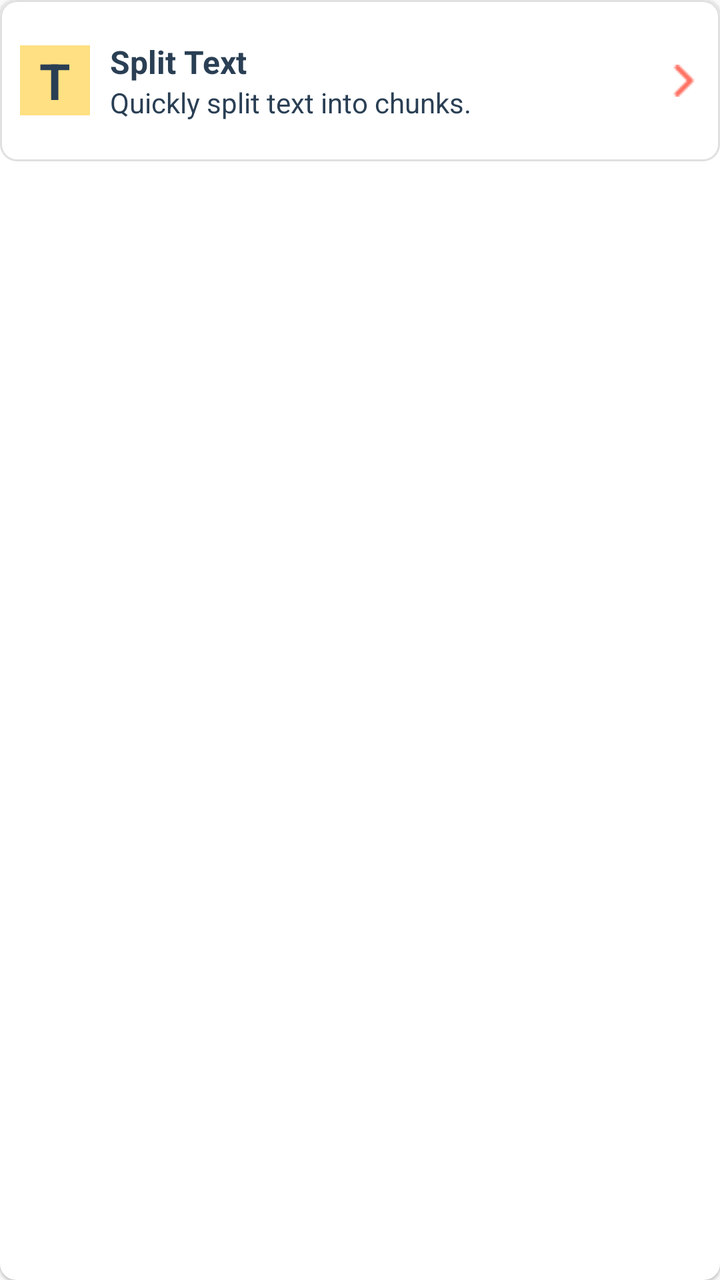
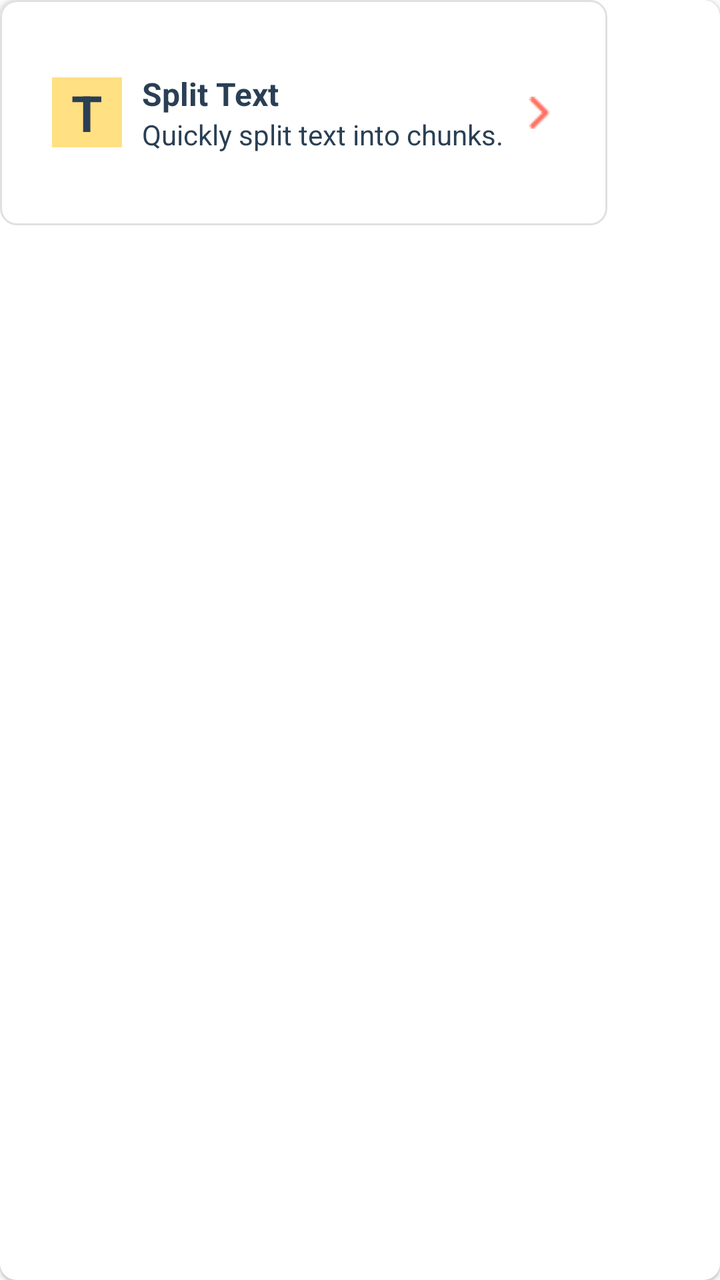

Screens rendered from an Android XML layout before and after an edit, with the pre-edit source and the edit as a unified diff.
<!-- AndroidManifest.xml: application theme Theme.PhraseFlow -->
<!-- res/layout/item_text_tool.xml -->
<?xml version="1.0" encoding="utf-8"?>
<LinearLayout xmlns:android="http://schemas.android.com/apk/res/android"
    xmlns:app="http://schemas.android.com/apk/res-auto"
    xmlns:tools="http://schemas.android.com/tools"
    android:layout_width="match_parent"
    android:layout_height="wrap_content"
    android:gravity="center"
    android:orientation="vertical">

    <androidx.cardview.widget.CardView
        android:layout_width="match_parent"
        android:layout_height="match_parent"
        app:cardCornerRadius="8dp"
        app:cardElevation="1dp">

        <LinearLayout
            android:id="@+id/linearLayout"
            android:layout_width="match_parent"
            android:layout_height="wrap_content"
            android:background="@drawable/bg_plan_selector"
            android:gravity="center"
            android:orientation="horizontal"
            android:padding="10dp">

            <TextView
                android:id="@+id/textViewIcon"
                android:layout_width="35dp"
                android:layout_height="35dp"
                android:background="@color/c5"
                android:gravity="center"
                android:text="T"
                android:textColor="@color/c4"
                android:textSize="25dp"
                android:textStyle="bold" />

            <LinearLayout
                android:layout_width="wrap_content"
                android:layout_height="wrap_content"
                android:layout_margin="10dp"
                android:layout_weight="1"
                android:orientation="vertical">

                <TextView
                    android:id="@+id/textView"
                    android:layout_width="wrap_content"
                    android:layout_height="wrap_content"
                    android:gravity="left"
                    android:text="Split Text"
                    android:textColor="@color/c4"
                    android:textSize="16sp"
                    android:textStyle="bold" />

                <TextView
                    android:id="@+id/textView2"
                    android:layout_width="wrap_content"
                    android:layout_height="wrap_content"
                    android:gravity="left"
                    android:text="Quickly split text into chunks."
                    android:textColor="@color/c4" />
            </LinearLayout>

            <ImageView
                android:id="@+id/imageView8"
                android:layout_width="wrap_content"
                android:layout_height="wrap_content"
                app:srcCompat="@drawable/right_arrow" />

        </LinearLayout>
    </androidx.cardview.widget.CardView>

</LinearLayout>
<!-- resources referenced by this layout -->
<resources>
  <color name="c4">#2A3F54</color>
  <color name="c5">#FFE082</color>
  <!-- drawable bg_plan_selector (drawable) -->
  <?xml version="1.0" encoding="utf-8"?>
  <selector xmlns:android="http://schemas.android.com/apk/res/android">
  
  
      <item android:drawable="@drawable/bg_plan_selected" android:state_selected="true"/>
  
      <item android:drawable="@drawable/bg_plan_unselected" android:state_selected="false"/>
  
  </selector>
  <!-- drawable right_arrow: png bitmap (drawable, 334 bytes) -->
  <style name="Theme.PhraseFlow" parent="Base.Theme.PhraseFlow" />
  <!-- drawable bg_plan_selected (drawable) -->
  <?xml version="1.0" encoding="utf-8"?>
  <shape xmlns:android="http://schemas.android.com/apk/res/android"
      android:shape="rectangle">
  
      
      <solid android:color="@android:color/white" />
  
      
      <corners android:radius="8dp" />
  
      
      <stroke
          android:width="1dp"
          android:color="@color/c6" />
  
      
      <padding
          android:left="16dp"
          android:top="16dp"
          android:right="16dp"
          android:bottom="16dp" />
  </shape>
  <!-- drawable bg_plan_unselected (drawable) -->
  <?xml version="1.0" encoding="utf-8"?>
  <shape xmlns:android="http://schemas.android.com/apk/res/android"
      android:shape="rectangle">
  
      
      <solid android:color="@android:color/white" />
  
      
      <corners android:radius="8dp" />
  
      
      <stroke
          android:width="1dp"
          android:color="@color/c9" />
  
      
      <padding
          android:left="16dp"
          android:top="16dp"
          android:right="16dp"
          android:bottom="16dp" />
  </shape>
  <style name="Base.Theme.PhraseFlow" parent="Theme.AppCompat.Light.NoActionBar">
          
          
      </style>
  <color name="c6">#FF6F61</color>
  <color name="c9">#E0E0E0</color>
</resources>

<!-- the commit's change to res/layout/item_text_tool.xml (unified diff, before → after) -->
@@ -13,59 +13,67 @@
         app:cardCornerRadius="8dp"
         app:cardElevation="1dp">
 
-        <LinearLayout
-            android:id="@+id/linearLayout"
-            android:layout_width="match_parent"
+        <FrameLayout
+            android:layout_width="wrap_content"
             android:layout_height="wrap_content"
-            android:background="@drawable/bg_plan_selector"
-            android:gravity="center"
-            android:orientation="horizontal"
-            android:padding="10dp">
-
-            <TextView
-                android:id="@+id/textViewIcon"
-                android:layout_width="35dp"
-                android:layout_height="35dp"
-                android:background="@color/c5"
-                android:gravity="center"
-                android:text="T"
-                android:textColor="@color/c4"
-                android:textSize="25dp"
-                android:textStyle="bold" />
+            android:background="@drawable/bg_plan_selector">
 
             <LinearLayout
-                android:layout_width="wrap_content"
+                android:id="@+id/linearLayout"
+                android:layout_width="match_parent"
                 android:layout_height="wrap_content"
-                android:layout_margin="10dp"
-                android:layout_weight="1"
-                android:orientation="vertical">
+                android:background="?android:attr/selectableItemBackground"
+                android:gravity="center"
+                android:orientation="horizontal"
+                android:padding="10dp">
 
                 <TextView
-                    android:id="@+id/textView"
+                    android:id="@+id/textViewIcon"
+                    android:layout_width="35dp"
+                    android:layout_height="35dp"
+                    android:background="@color/c5"
+                    android:gravity="center"
+                    android:text="T"
+                    android:textColor="@color/c4"
+                    android:textSize="25dp"
+                    android:textStyle="bold" />
+
+                <LinearLayout
                     android:layout_width="wrap_content"
                     android:layout_height="wrap_content"
-                    android:gravity="left"
-                    android:text="Split Text"
-                    android:textColor="@color/c4"
-                    android:textSize="16sp"
-                    android:textStyle="bold" />
+                    android:layout_margin="10dp"
+                    android:layout_weight="1"
+                    android:orientation="vertical">
 
-                <TextView
-                    android:id="@+id/textView2"
+                    <TextView
+                        android:id="@+id/textView"
+                        android:layout_width="wrap_content"
+                        android:layout_height="wrap_content"
+                        android:gravity="left"
+                        android:text="Split Text"
+                        android:textColor="@color/c4"
+                        android:textSize="16sp"
+                        android:textStyle="bold" />
+
+                    <TextView
+                        android:id="@+id/textView2"
+                        android:layout_width="wrap_content"
+                        android:layout_height="wrap_content"
+                        android:gravity="left"
+                        android:text="Quickly split text into chunks."
+                        android:textColor="@color/c4" />
+                </LinearLayout>
+
+                <ImageView
+                    android:id="@+id/imageView8"
                     android:layout_width="wrap_content"
                     android:layout_height="wrap_content"
-                    android:gravity="left"
-                    android:text="Quickly split text into chunks."
-                    android:textColor="@color/c4" />
+                    app:srcCompat="@drawable/right_arrow" />
+
             </LinearLayout>
 
-            <ImageView
-                android:id="@+id/imageView8"
-                android:layout_width="wrap_content"
-                android:layout_height="wrap_content"
-                app:srcCompat="@drawable/right_arrow" />
+        </FrameLayout>
 
-        </LinearLayout>
     </androidx.cardview.widget.CardView>
 
 </LinearLayout>
